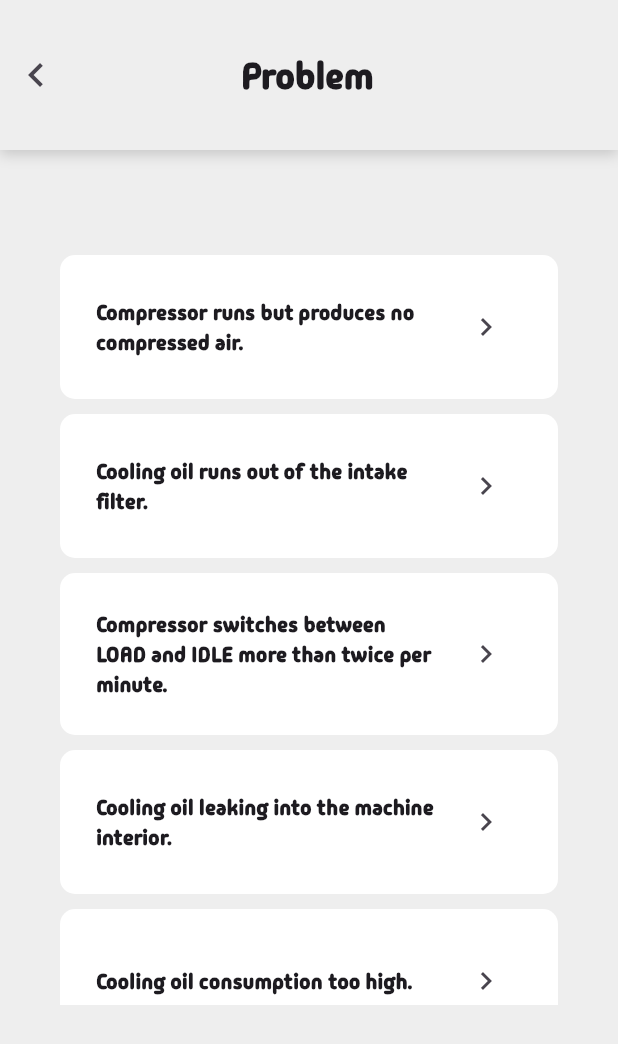
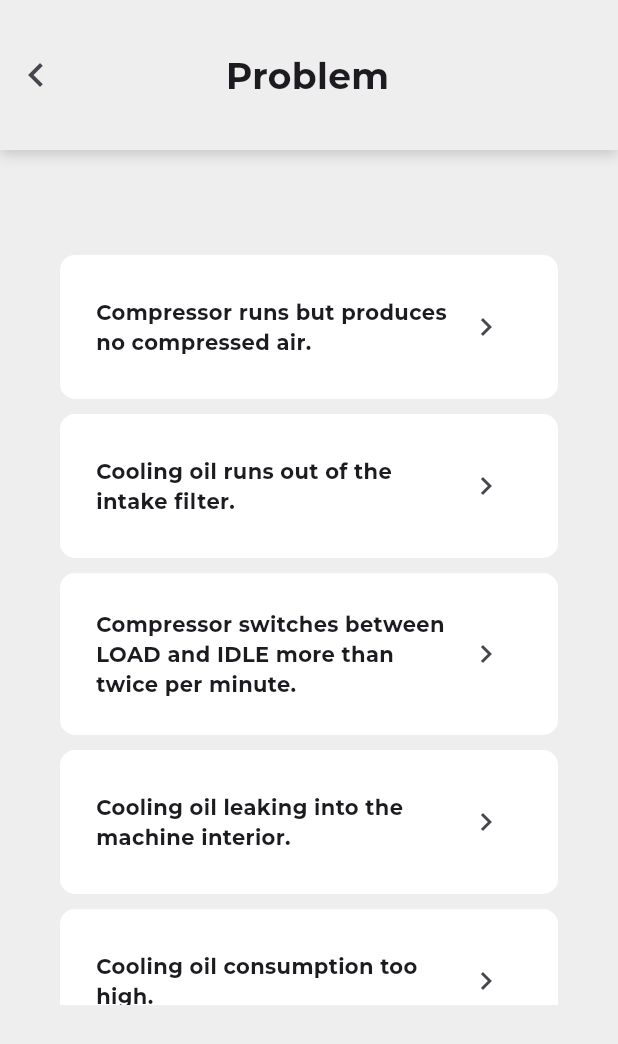
Before and after one commit to zeeshanhaider5121472/haiderWebApp, a Flutter app: the QuestionScreenVU screen opened directly, after a tap on the "keyboard arrow right" icon, on a phone screen of 412 x 824 dp. Shown: the top 1044 px of the screen. Run offline on Flutter 3.47's test engine with Material 3 defaults, Android fonts, the phone set to English and light mode, and no system bars; our stand-ins replace stacked; project files that could hold a hidden picture were left out.

Commit message:
responsive pages

```diff
--- a/lib/htu_vu.dart
+++ b/lib/htu_vu.dart
@@ -60,7 +60,7 @@ class HowToUseList extends StatelessWidget {
         const Text(
           "How to Use",
           style: TextStyle(
-              fontFamily: 'Montserrat',
+              // fontFamily: 'Montserrat',
               fontSize: 22,
               color: Colors.black87,
               fontWeight: FontWeight.bold),
@@ -169,7 +169,7 @@ class HtuTextContainer extends StatelessWidget {
               softWrap: true,
               style: const TextStyle(
                 fontSize: 16,
-                fontFamily: 'Montserrat',
+                // fontFamily: 'Montserrat',
               ),
             ),
           ),
--- a/lib/main.dart
+++ b/lib/main.dart
@@ -16,7 +16,7 @@ class MyApp extends StatelessWidget {
       debugShowCheckedModeBanner: false,
       title: 'PSA Troubleshooter',
       theme: ThemeData(
-        fontFamily: 'Madimi',
+        fontFamily: 'Montserrat',
         colorScheme: ColorScheme.fromSeed(
             // background: const Color.fromARGB(255, 248, 248, 248),
             background: const Color.fromARGB(255, 248, 248, 248),
--- a/lib/problem_screen/problem_screen_vu.dart
+++ b/lib/problem_screen/problem_screen_vu.dart
@@ -1,6 +1,7 @@
 // ignore_for_file: file_names
 
 import 'package:flutter/material.dart';
+import 'package:flutter/widgets.dart';
 import 'package:stacked/stacked.dart';
 import '../solution_screen/solution_screen_vu.dart';
 import 'problem_screen_vm.dart';
@@ -72,13 +73,17 @@ class GenericAnswers extends StatelessWidget {
               child: Row(
                 mainAxisAlignment: MainAxisAlignment.spaceBetween,
                 children: [
-                  SizedBox(
-                    width: screenSize.width > 600 ? 350 : 230,
-                    child: Text(
-                      maxLines: 3,
-                      overflow: TextOverflow.ellipsis,
-                      viewModel.testList[index],
-                      style: const TextStyle(fontWeight: FontWeight.bold),
+                  Expanded(
+                    child: SizedBox(
+                      // width: screenSize.width > 600 ? 350 : 230,
+                      child: Text(
+                        softWrap: true,
+                        textAlign: TextAlign.start,
+                        maxLines: 4,
+                        overflow: TextOverflow.ellipsis,
+                        viewModel.testList[index],
+                        style: const TextStyle(fontWeight: FontWeight.bold),
+                      ),
                     ),
                   ),
                   IconButton(
--- a/lib/question_screen/question_screen_vu.dart
+++ b/lib/question_screen/question_screen_vu.dart
@@ -1,4 +1,5 @@
 import 'package:flutter/material.dart';
+import 'package:flutter/widgets.dart';
 import 'package:stacked/stacked.dart';
 import 'package:troubleshooter/problem_screen/problem_screen_vu.dart';
 import 'package:troubleshooter/question_screen/question_screen_vm.dart';
@@ -69,13 +70,18 @@ class GenericAnswers extends StatelessWidget {
               child: Row(
                 mainAxisAlignment: MainAxisAlignment.spaceBetween,
                 children: [
-                  SizedBox(
-                    width: screenSize.width > 600 ? 350 : 230,
-                    child: Text(
-                      maxLines: 3,
-                      overflow: TextOverflow.ellipsis,
-                      viewModel.testList[index],
-                      style: const TextStyle(fontWeight: FontWeight.bold),
+                  Expanded(
+                    child: SizedBox(
+                      // width: screenSize.width > 600 ? 350 : 230,
+                      // width: 350,
+                      child: Text(
+                        softWrap: true,
+                        textAlign: TextAlign.start,
+                        maxLines: 4,
+                        overflow: TextOverflow.ellipsis,
+                        viewModel.testList[index],
+                        style: const TextStyle(fontWeight: FontWeight.bold),
+                      ),
                     ),
                   ),
                   IconButton(
--- a/lib/solution_screen/solution_screen_vu.dart
+++ b/lib/solution_screen/solution_screen_vu.dart
@@ -105,7 +105,7 @@ class SolutionScreenVU extends StackedView<SolutionScreenVM> {
                       color: const Color.fromARGB(174, 231, 231, 231),
                       borderRadius: BorderRadius.circular(10),
                     ),
-                    height: screenSize.width > 700 ? 160 : 180,
+                    height: screenSize.width > 700 ? 160 : 193,
                     // width: 450,
                     child: SingleChildScrollView(
                       child: Column(
```
